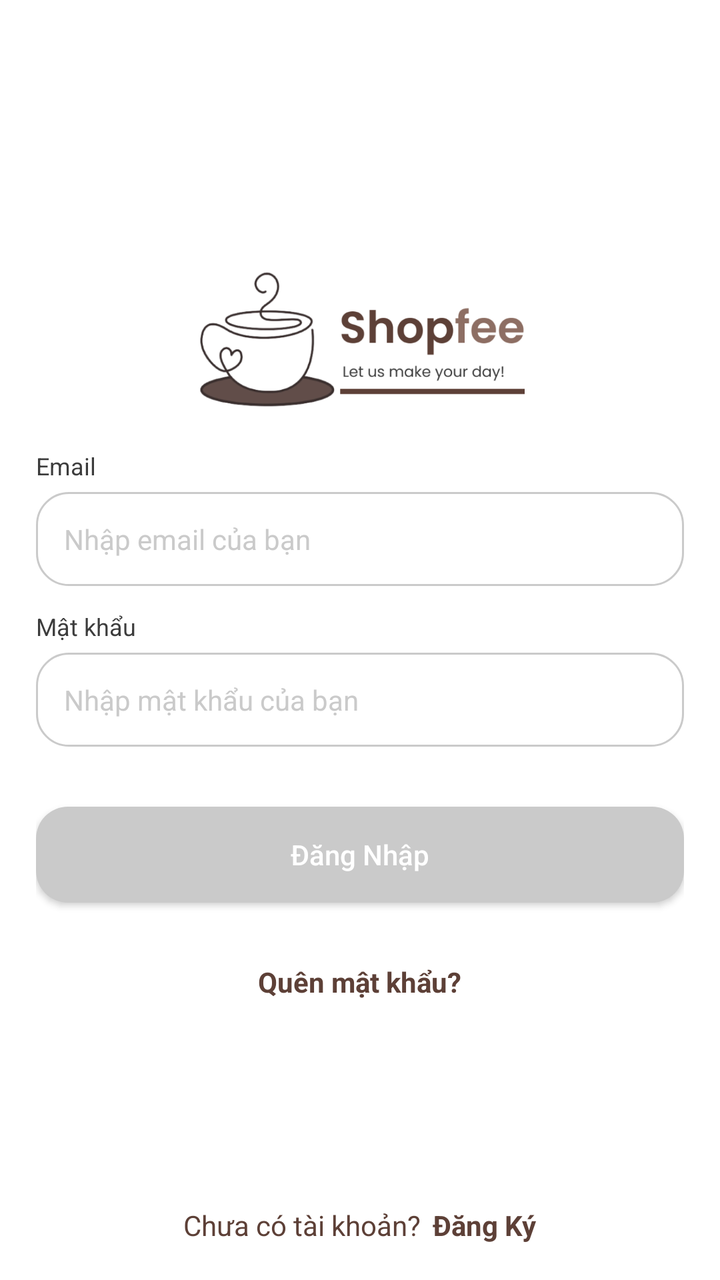
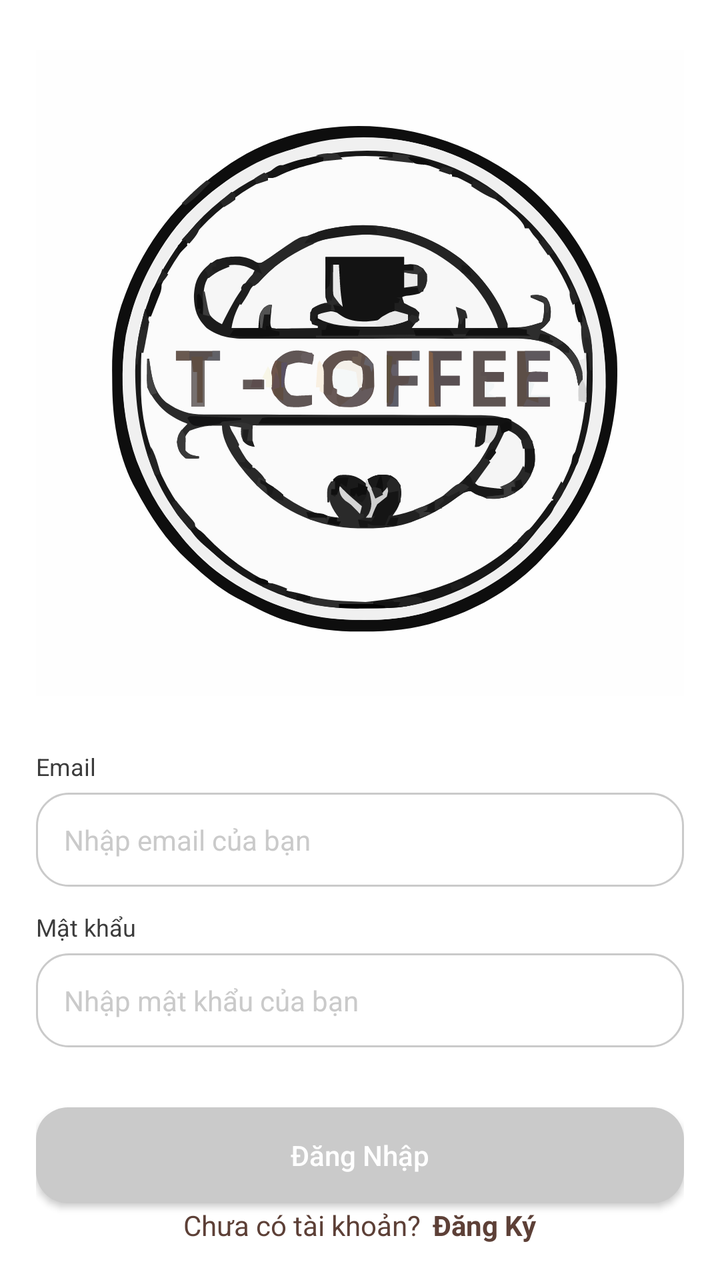

Two renders of the same Android screen: before a commit and after it. Below are the layout's source before the change and the commit's diff.
<!-- AndroidManifest.xml: application theme AppTheme -->
<!-- res/layout/activity_log_in.xml -->
<?xml version="1.0" encoding="utf-8"?>
<RelativeLayout xmlns:android="http://schemas.android.com/apk/res/android"
    xmlns:tools="http://schemas.android.com/tools"
    android:layout_width="match_parent"
    android:layout_height="match_parent"
    android:background="@color/white">

    <LinearLayout
        android:layout_width="match_parent"
        android:layout_height="wrap_content"
        android:layout_centerInParent="true"
        android:gravity="center"
        android:orientation="vertical"
        android:padding="@dimen/define_dimen_18">

        <ImageView
            android:layout_width="wrap_content"
            android:layout_height="wrap_content"
            android:src="@drawable/ic_logo"
            tools:ignore="ContentDescription" />

        <TextView
            android:layout_width="match_parent"
            android:layout_height="wrap_content"
            android:text="@string/email"
            android:layout_marginTop="@dimen/define_dimen_20"
            android:textColor="@color/textColorHeading"
            android:textSize="@dimen/text_size_xsmall"/>

        <EditText
            android:id="@+id/edt_email"
            android:layout_width="match_parent"
            android:layout_height="wrap_content"
            android:layout_marginTop="@dimen/define_dimen_5"
            android:padding="@dimen/define_dimen_14"
            android:background="@drawable/bg_white_corner_16_border_gray"
            android:hint="@string/hint_email"
            android:imeOptions="actionNext"
            android:inputType="textEmailAddress"
            android:textColorHint="@color/textColorAccent"
            android:textColor="@color/textColorHeading"
            android:textSize="@dimen/text_size_small"
            tools:ignore="Autofill" />

        <TextView
            android:layout_width="match_parent"
            android:layout_height="wrap_content"
            android:text="@string/password"
            android:layout_marginTop="@dimen/define_dimen_12"
            android:textColor="@color/textColorHeading"
            android:textSize="@dimen/text_size_xsmall"/>

        <EditText
            android:id="@+id/edt_password"
            android:layout_width="match_parent"
            android:layout_height="wrap_content"
            android:layout_marginTop="@dimen/define_dimen_5"
            android:padding="@dimen/define_dimen_14"
            android:background="@drawable/bg_white_corner_16_border_gray"
            android:hint="@string/hint_password"
            android:imeOptions="actionDone"
            android:inputType="textPassword"
            android:textColorHint="@color/textColorAccent"
            android:textColor="@color/textColorHeading"
            android:textSize="@dimen/text_size_small"
            tools:ignore="Autofill" />

        <Button
            android:id="@+id/btn_login"
            android:layout_width="match_parent"
            android:layout_height="wrap_content"
            android:layout_marginTop="@dimen/define_dimen_30"
            android:textAllCaps="false"
            android:background="@drawable/bg_button_disable_corner_16"
            android:text="@string/login"
            android:textColor="@color/white"
            android:textSize="@dimen/text_size_small" />

        <TextView
            android:id="@+id/tv_forgot_password"
            android:layout_width="wrap_content"
            android:layout_height="wrap_content"
            android:layout_marginTop="@dimen/define_dimen_20"
            android:padding="@dimen/define_dimen_10"
            android:textSize="@dimen/text_size_small"
            android:textColor="@color/colorPrimaryDark"
            android:textStyle="bold"
            android:text="@string/forgot_password"/>
    </LinearLayout>

    <LinearLayout
        android:id="@+id/layout_register"
        android:layout_width="match_parent"
        android:layout_height="wrap_content"
        android:layout_alignParentBottom="true"
        android:gravity="center"
        android:orientation="horizontal"
        android:padding="@dimen/define_dimen_18">

        <TextView
            android:layout_width="wrap_content"
            android:layout_height="wrap_content"
            android:text="@string/have_not_account"
            android:textColor="@color/colorPrimaryDark"
            android:textSize="@dimen/text_size_small" />

        <TextView
            android:layout_width="wrap_content"
            android:layout_height="wrap_content"
            android:layout_marginStart="@dimen/define_dimen_6"
            android:text="@string/register"
            android:textColor="@color/textColorPrimary"
            android:textSize="@dimen/text_size_small"
            android:textStyle="bold" />
    </LinearLayout>
</RelativeLayout>
<!-- resources referenced by this layout -->
<resources>
  <color name="colorPrimaryDark">#5D4037</color>
  <color name="textColorAccent">#CACACA</color>
  <color name="textColorHeading">#3C3C3C</color>
  <color name="textColorPrimary">#5D4037</color>
  <color name="white">#ffffff</color>
  <dimen name="define_dimen_10">10dp</dimen>
  <dimen name="define_dimen_12">12dp</dimen>
  <dimen name="define_dimen_14">14dp</dimen>
  <dimen name="define_dimen_18">18dp</dimen>
  <dimen name="define_dimen_20">20dp</dimen>
  <dimen name="define_dimen_30">30dp</dimen>
  <dimen name="define_dimen_5">5dp</dimen>
  <dimen name="define_dimen_6">6dp</dimen>
  <dimen name="text_size_small">14sp</dimen>
  <dimen name="text_size_xsmall">12sp</dimen>
  <!-- drawable bg_button_disable_corner_16 (drawable) -->
  <?xml version="1.0" encoding="utf-8"?>
  <shape xmlns:android="http://schemas.android.com/apk/res/android">
      <corners android:radius="@dimen/define_dimen_16" />
      <solid android:color="@color/colorAccent" />
  </shape>
  <!-- drawable bg_white_corner_16_border_gray (drawable) -->
  <?xml version="1.0" encoding="utf-8"?>
  <shape xmlns:android="http://schemas.android.com/apk/res/android">
      <corners android:radius="@dimen/define_dimen_16" />
      <solid android:color="@color/white" />
      <stroke
          android:width="1dp"
          android:color="@color/colorAccent" />
  </shape>
  <!-- drawable ic_logo: png bitmap (drawable-hdpi, 13958 bytes) -->
  <string name="email">Email</string>
  <string name="forgot_password">Quên mật khẩu?</string>
  <string name="have_not_account">Chưa có tài khoản?</string>
  <string name="hint_email">Nhập email của bạn</string>
  <string name="hint_password">Nhập mật khẩu của bạn</string>
  <string name="login">Đăng Nhập</string>
  <string name="password">Mật khẩu</string>
  <string name="register">Đăng Ký</string>
  <style name="AppTheme" parent="Theme.AppCompat.Light.NoActionBar">
          <item name="colorPrimaryDark">@color/colorPrimaryDark</item>
          <item name="android:listDivider">@android:color/transparent</item>
          <item name="android:windowLightStatusBar">true</item>
          <item name="android:statusBarColor">@color/white</item>
      </style>
  <dimen name="define_dimen_16">16dp</dimen>
  <color name="colorAccent">#CACACA</color>
</resources>

<!-- the commit's change to res/layout/activity_log_in.xml (unified diff, before → after) -->
@@ -16,7 +16,7 @@
         <ImageView
             android:layout_width="wrap_content"
             android:layout_height="wrap_content"
-            android:src="@drawable/ic_logo"
+            android:src="@drawable/logo_cafe"
             tools:ignore="ContentDescription" />
 
         <TextView
<!-- resource entries referenced after the edit -->
@@ -30,7 +30,7 @@
           android:width="1dp"
           android:color="@color/colorAccent" />
   </shape>
-  <!-- drawable ic_logo: png bitmap (drawable-hdpi, 13958 bytes) -->
+  <!-- drawable logo_cafe: vector/xml drawable (drawable, 69249 chars, omitted) -->
   <string name="email">Email</string>
   <string name="forgot_password">Quên mật khẩu?</string>
   <string name="have_not_account">Chưa có tài khoản?</string>
